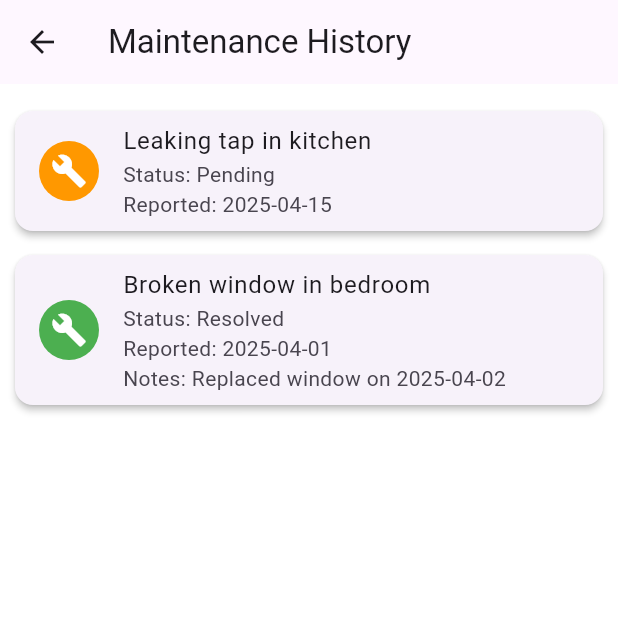
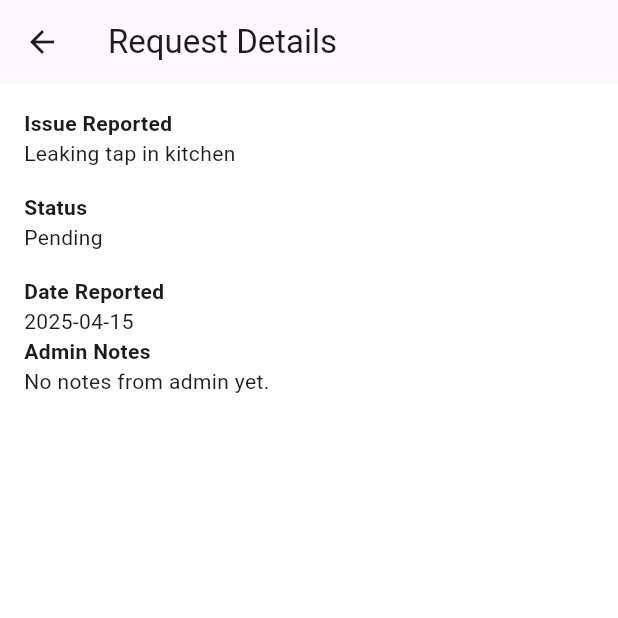
Before and after one commit to carlkiptoo/TenantApp, a Flutter app: the MaintenanceHistoryScreen screen opened directly, after a tap on "Leaking tap in kitchen", on a phone screen of 412 x 824 dp, the top half of it. Run offline on Flutter 3.47's test engine with Material 3 defaults, Android fonts, the phone set to English and light mode, and no system bars; our stand-ins replace image_picker, shared_preferences; accounts and stored records are empty.

Commit message:
Request detail screen

```diff
--- a/lib/screens/home_screen.dart
+++ b/lib/screens/home_screen.dart
@@ -19,14 +19,14 @@ class _HomeScreenState extends State<HomeScreen> {
   final List<Widget> _pages = [
     const RentStatusScreen(),
     const MaintenanceRequestScreen(),
-    // const MaintenanceHistoryScreen(),
+    const MaintenanceHistoryScreen(),
     // const ProfileScreen(),
   ];
 
   final List<String> _titles = [
     'Rent Status',
     'Submit Request',
-    'Maintenance History',
+    'History',
     'Profile',
   ];
 
--- a/lib/screens/maintenance_history_screen.dart
+++ b/lib/screens/maintenance_history_screen.dart
@@ -1,4 +1,5 @@
 import 'package:flutter/material.dart';
+import 'request_detail_screen.dart';
 
 class MaintenanceHistoryScreen extends StatefulWidget {
   const MaintenanceHistoryScreen({super.key});
@@ -57,7 +58,10 @@ class _MaintenanceHistoryScreenState extends State<MaintenanceHistoryScreen> {
                     elevation: 2,
                     child: ListTile(
                       onTap: () {
-                        //Navigate to details screen
+                       Navigator.push(context,
+                         MaterialPageRoute(builder: (context) => RequestDetailScreen(request: request),
+                         ),
+                       );
                       },
                       leading: CircleAvatar(
                         backgroundColor: getStatusColor(request['status']),
--- /dev/null
+++ b/lib/screens/request_detail_screen.dart
@@ -0,0 +1,61 @@
+import 'package:flutter/material.dart';
+
+class RequestDetailScreen extends StatelessWidget {
+  final Map<String, dynamic> request;
+
+  const RequestDetailScreen({super.key, required this.request});
+
+  @override
+  Widget build(BuildContext context) {
+    return Scaffold(
+      appBar: AppBar(title: const Text('Request Details')),
+      body: Padding(
+        padding: const EdgeInsets.all(16),
+        child: ListView(
+          children: [
+            const Text(
+              'Issue Reported',
+              style: TextStyle(fontWeight: FontWeight.bold),
+            ),
+            Text(request['issue']),
+            const SizedBox(height: 16),
+
+            const Text('Status', style: TextStyle(fontWeight: FontWeight.bold)),
+            Text(request['status']),
+            const SizedBox(height: 16),
+
+            const Text(
+              'Date Reported',
+              style: TextStyle(fontWeight: FontWeight.bold),
+            ),
+            Text(request['dateReported']),
+
+            const Text(
+              'Admin Notes',
+              style: TextStyle(fontWeight: FontWeight.bold),
+            ),
+            Text(
+              request['adminNotes']?.isNotEmpty == true
+                  ? request['adminNotes']
+                  : 'No notes from admin yet.',
+            ),
+            const SizedBox(height: 16),
+
+            if (request['imagePath'] != null)
+              Column(
+                crossAxisAlignment: CrossAxisAlignment.start,
+                children: [
+                  const Text(
+                    'Attached Image',
+                    style: TextStyle(fontWeight: FontWeight.bold),
+                  ),
+                  const SizedBox(height: 10),
+                  Image.asset(request['imagePath']),
+                ],
+              ),
+          ],
+        ),
+      ),
+    );
+  }
+}
--- a/lib/screens/splash_screen.dart
+++ b/lib/screens/splash_screen.dart
@@ -25,7 +25,7 @@ class _SplashScreenState extends State<SplashScreen> {
       final prefs = await SharedPreferences.getInstance();
       final isLoggedIn = prefs.getBool('isLoggedIn') ?? false;
 
-      await Future.delayed(const Duration(seconds: 2));
+      await Future.delayed(const Duration(seconds: 1));
 
       if (isLoggedIn) {
         Navigator.pushReplacement(
```
Also changed, not shown: lib/screens/apartment_detail_screen.dart (deleted), 1 other file.
